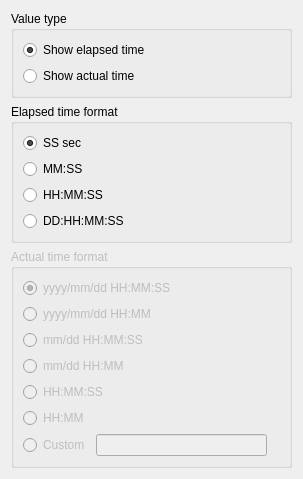
Old version of the form libs/guibase/timeformat/timeformateditwidget.ui in the repository i-RIC/prepost-gui.
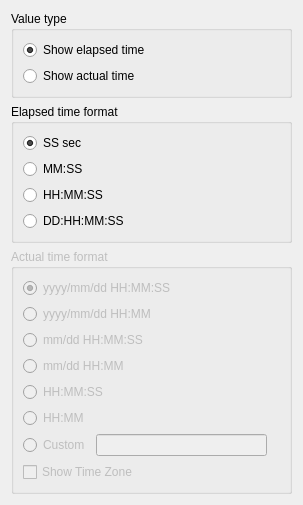
New version of the form. Icons and pictures are not drawn. Custom widgets are drawn as their Qt base class.

Patch:
```diff
--- a/libs/guibase/timeformat/timeformateditwidget.ui
+++ b/libs/guibase/timeformat/timeformateditwidget.ui
@@ -7,7 +7,7 @@
     <x>0</x>
     <y>0</y>
     <width>303</width>
-    <height>406</height>
+    <height>435</height>
    </rect>
   </property>
   <property name="windowTitle">
@@ -161,6 +161,13 @@
         </item>
        </layout>
       </item>
+      <item>
+       <widget class="QCheckBox" name="showTimeZoneCheckBox">
+        <property name="text">
+         <string>Show Time Zone</string>
+        </property>
+       </widget>
+      </item>
      </layout>
     </widget>
    </item>
```
